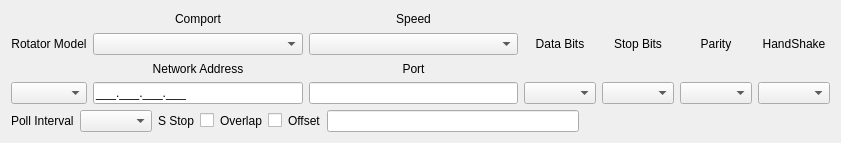
Qt form mqt/MqtRotator/rotsetupform.ui (zsteva/backup-minos2) before a commit.
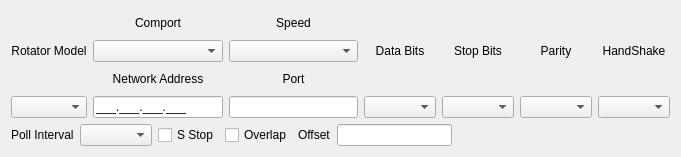
The same form after that commit.

Commit message: add target freq box to transverter tab

```diff
--- a/mqt/MqtRotator/rotsetupform.ui
+++ b/mqt/MqtRotator/rotsetupform.ui
@@ -6,8 +6,8 @@
    <rect>
     <x>0</x>
     <y>0</y>
-    <width>841</width>
-    <height>143</height>
+    <width>681</width>
+    <height>157</height>
    </rect>
   </property>
   <property name="windowTitle">
@@ -183,31 +183,17 @@
      <item>
       <widget class="QComboBox" name="pollInterval"/>
      </item>
-     <item>
-      <widget class="QLabel" name="s_StopLbl">
-       <property name="text">
-        <string>S Stop</string>
-       </property>
-      </widget>
-     </item>
      <item>
       <widget class="QCheckBox" name="chkStop">
        <property name="text">
-        <string/>
-       </property>
-      </widget>
-     </item>
-     <item>
-      <widget class="QLabel" name="overLapLbl">
-       <property name="text">
-        <string>Overlap</string>
+        <string>S Stop</string>
        </property>
       </widget>
      </item>
      <item>
       <widget class="QCheckBox" name="chkOverrun">
        <property name="text">
-        <string/>
+        <string>Overlap</string>
        </property>
       </widget>
      </item>
```
Left out of the diff: 2 changed lines with no effect on the pictures. The commit also changes 6 other files.
